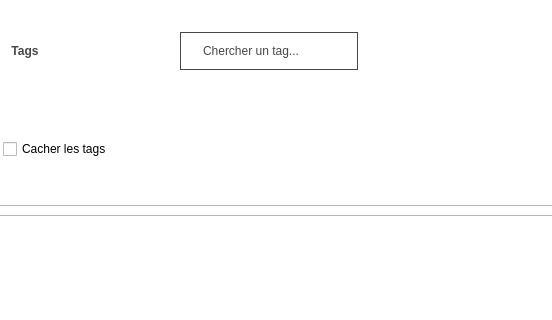
Old version of the form mainwindowredesigned.ui in the repository SebGonzalez/BibliothequePhoto; both pictures show x 307 to 859 and y 0 to 320 of the 995 by 611 pixel window.
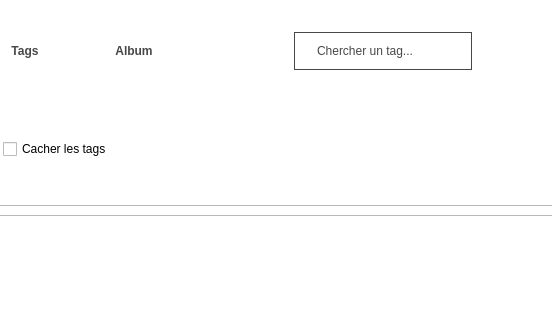
New version of the form.

Commit message: Création d'album, ajout image dans un album, suppression

The edit to the form file:
```diff
--- a/mainwindowredesigned.ui
+++ b/mainwindowredesigned.ui
@@ -95,6 +95,13 @@
             </property>
            </widget>
           </item>
+          <item>
+           <widget class="QPushButton" name="Album">
+            <property name="text">
+             <string>Album</string>
+            </property>
+           </widget>
+          </item>
           <item>
            <widget class="QLineEdit" name="lineEdit">
             <property name="sizePolicy">
```
The commit also changes 16 other files.
